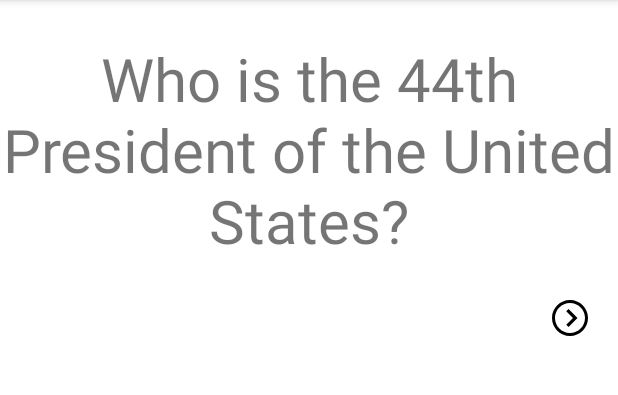
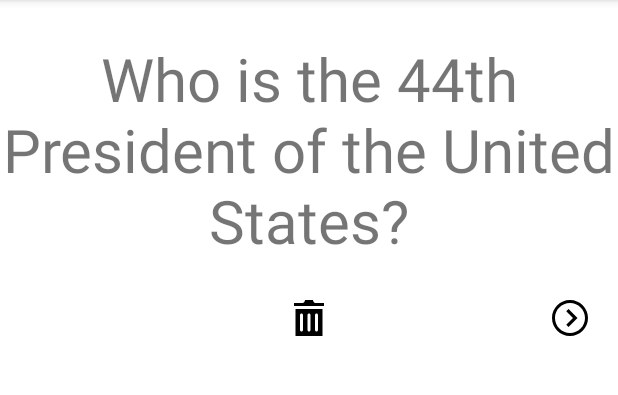
Before and after one commit to Speedy-W/ChrisFlashCardApp, an Android app: the screen it shows after launch (MainActivity), on a phone screen of 412 x 824 dp, the part 84-479 px from its top. Run offline under Robolectric (Android 15) with nearby library versions, the phone set to English and light mode, and no system bars; our stand-ins replace Room's generated code.

Commit message:
Lab 3 - Week 5

```diff
--- /dev/null
+++ b/app/src/main/res/drawable/delete.xml
@@ -0,0 +1,9 @@
+<vector xmlns:android="http://schemas.android.com/apk/res/android"
+    android:width="24dp"
+    android:height="24dp"
+    android:viewportWidth="24"
+    android:viewportHeight="24">
+  <path
+      android:fillColor="#FF000000"
+      android:pathData="M3,6v18h18v-18h-18zM8,20c0,0.552 -0.448,1 -1,1s-1,-0.448 -1,-1v-10c0,-0.552 0.448,-1 1,-1s1,0.448 1,1v10zM13,20c0,0.552 -0.448,1 -1,1s-1,-0.448 -1,-1v-10c0,-0.552 0.448,-1 1,-1s1,0.448 1,1v10zM18,20c0,0.552 -0.448,1 -1,1s-1,-0.448 -1,-1v-10c0,-0.552 0.448,-1 1,-1s1,0.448 1,1v10zM22,2v2h-20v-2h5.711c0.9,0 1.631,-1.099 1.631,-2h5.315c0,0.901 0.73,2 1.631,2h5.712z"/>
+</vector>
--- a/app/src/main/res/layout/activity_main.xml
+++ b/app/src/main/res/layout/activity_main.xml
@@ -49,7 +49,15 @@
         android:layout_marginRight="20dp"
 
         />
+    <ImageView
+        android:id="@+id/Delete"
+        android:layout_width="wrap_content"
+        android:layout_height="wrap_content"
+        android:src="@drawable/delete"
+        android:layout_centerHorizontal="true"
+        android:layout_below="@id/Flashcard_Question"
 
+/>
 
 
 
```
Also changed, not shown: app/src/main/java/com/example/chrisflashcardapp/MainActivity.java (+26 -3 lines).
